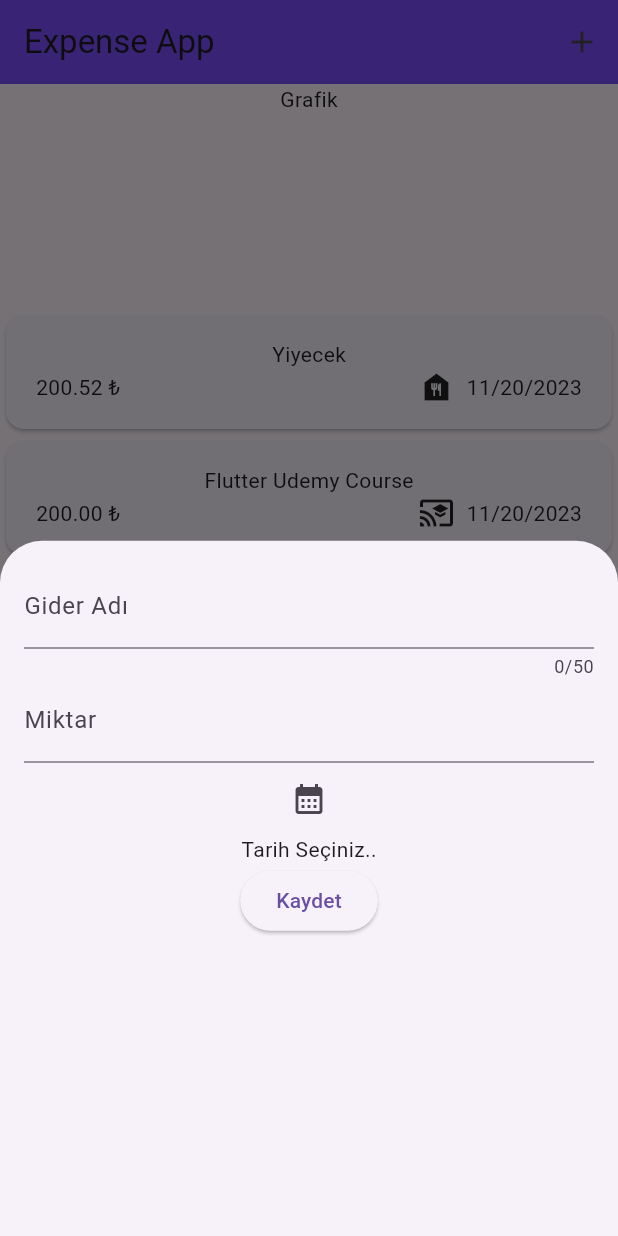
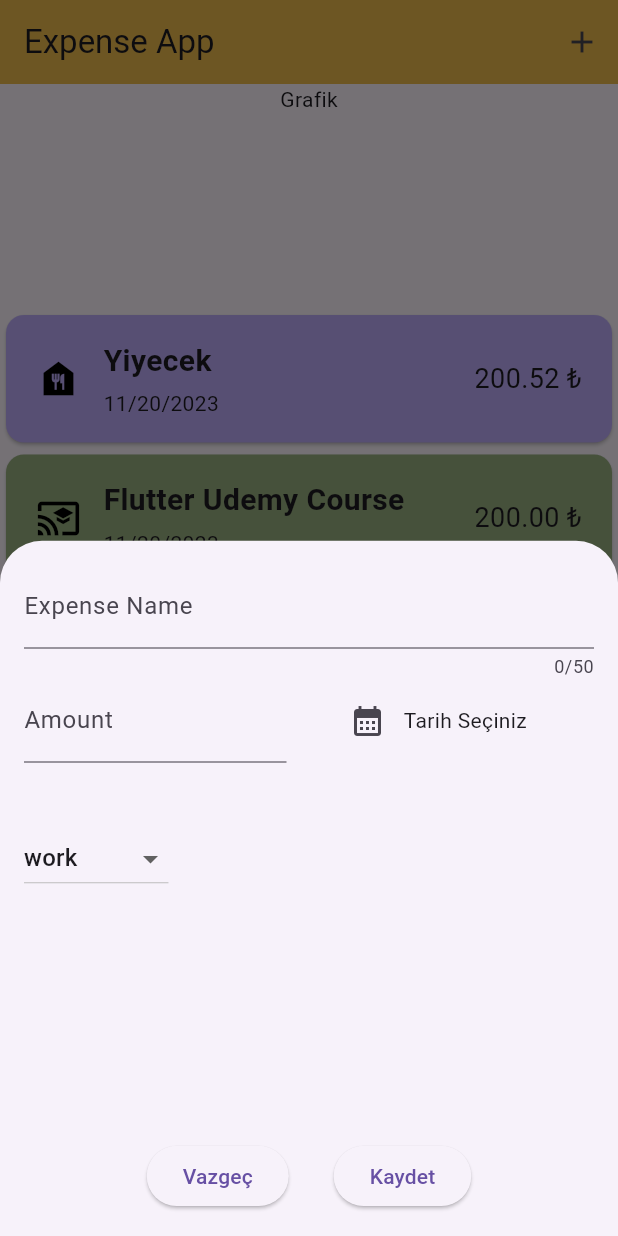
Before and after one commit to oguzhan558476/dart.starter, a Flutter app: the screen it shows after launch, after a tap on the "add" icon, on a phone screen of 412 x 824 dp. Run offline on Flutter 3.47's test engine with Material 2 defaults, Android fonts, the phone set to English and light mode, and no system bars.

Commit message:
güncellendi

```diff
--- /dev/null
+++ b/expenseapp/lib/data/expenses.dart
@@ -0,0 +1,14 @@
+import 'package:expenseapp/models/expense.dart';
+
+final List<Expense> expenses = [
+  Expense(
+      name: "Yiyecek",
+      price: 200.524,
+      date: DateTime.now(),
+      category: Category.food),
+  Expense(
+      name: "Flutter Udemy Course",
+      price: 200,
+      date: DateTime.now(),
+      category: Category.education),
+];
--- a/expenseapp/lib/main.dart
+++ b/expenseapp/lib/main.dart
@@ -1,3 +1,4 @@
+import 'package:expenseapp/pages/expense_list.dart';
 import 'package:expenseapp/pages/main_page.dart';
 import 'package:flutter/material.dart';
 
--- a/expenseapp/lib/pages/expense_list.dart
+++ b/expenseapp/lib/pages/expense_list.dart
@@ -1,4 +1,4 @@
-import 'package:expenseapp/models/expense.dart';
+import 'package:expenseapp/data/expenses.dart';
 import 'package:expenseapp/widgets/expense_item.dart';
 import 'package:flutter/material.dart';
 
@@ -10,20 +10,8 @@ class ExpenseList extends StatefulWidget {
 }
 
 class _ExpenseListState extends State<ExpenseList> {
-  // dummy data
-  final List<Expense> expenses = [
-    Expense(
-        name: "Yiyecek",
-        price: 200.524,
-        date: DateTime.now(),
-        category: Category.food),
-    Expense(
-        name: "Flutter Udemy Course",
-        price: 200,
-        date: DateTime.now(),
-        category: Category.education),
-  ]; // firebase,veritabanı
 
+  // BLoC Pattern
   @override
   Widget build(BuildContext context) {
     return Center(
--- a/expenseapp/lib/pages/main_page.dart
+++ b/expenseapp/lib/pages/main_page.dart
@@ -1,21 +1,34 @@
 import 'package:expenseapp/pages/expense_list.dart';
+import 'package:expenseapp/data/expenses.dart';
+import 'package:expenseapp/models/expense.dart';
 import 'package:expenseapp/widgets/new_expense.dart';
 import 'package:flutter/material.dart';
 
-class MainPage extends StatelessWidget {
-  const MainPage({Key? key}) : super(key: key);
+class MainPage extends StatefulWidget {
+   const MainPage({Key? key}) : super(key: key);
 
+  @override
+  _MainPageState createState() => _MainPageState();
+}
+
+class _MainPageState extends State<MainPage> {
+
+  void addNewExpenseList(Expense newAddlistExpense) {
+    setState(() {
+      expenses.add(newAddlistExpense);
+    });
+  }
   @override
   Widget build(BuildContext context) {
     return Scaffold(
       appBar: AppBar(
-        backgroundColor: Colors.deepPurpleAccent,
+        backgroundColor: Color(0xFFEEBB4D),
         title: const Text("Expense App"),
         actions: [
           IconButton(
               onPressed: () {
                 showModalBottomSheet(
-                    context: context, builder: (ctx) => NewExpense());
+                    context: context, builder: (ctx) => NewExpense( addExpenseList: addNewExpenseList,));
               },
               icon: const Icon(Icons.add)),
         ],
--- a/expenseapp/lib/widgets/expense_item.dart
+++ b/expenseapp/lib/widgets/expense_item.dart
@@ -5,27 +5,53 @@ import 'package:flutter/material.dart';
 class ExpenseItem extends StatelessWidget {
   const ExpenseItem(this.expense, {Key? key}) : super(key: key);
   final Expense expense;
+  Color getCategoryColor(Category category) {
+    switch (category) {
+      case Category.food:
+        return Color(0xFFBEADFA);
+      case Category.education:
+        return Color(0xFF99B080);
+      case Category.travel:
+        return Color(0xFFF9B572);
+      case Category.work:
+        return Color(0xFFEF9595);
+      default:
+        return Color(0xFF96B6C5);
+    }
+  }
 
   @override
   Widget build(BuildContext context) {
+     final itemColor = getCategoryColor(expense.category);
+
     return Card(
+      color: itemColor,
       child: Padding(
         padding: const EdgeInsets.symmetric(horizontal: 20, vertical: 16),
-        child: Column(
-          children: [
-            Text(expense.name),
-            Row(
+        child:
+        Row(
+        children: [
+          Icon(categoryIcons[expense.category], size: 30,color: Colors.black,),
+          const SizedBox(width: 15),
+          Expanded(
+            child: Column(
+              crossAxisAlignment: CrossAxisAlignment.start,
               children: [
-                // String Interpolation
-                Text("${expense.price.toStringAsFixed(2)} ₺"), // Alt GR + T
-                const Spacer(),
-                Icon(categoryIcons[expense.category]),
-                const SizedBox(width: 8),
-                Text(expense.formattedDate)
+                Text(
+                  expense.name,
+                  style: TextStyle(fontSize: 20, fontWeight: FontWeight.bold),
+                ),
+                const SizedBox(height: 4),
+                Text(expense.formattedDate),
               ],
-            )
-          ],
-        ),
+            ),
+          ),
+          Text(
+            "${expense.price.toStringAsFixed(2)} ₺",
+            style: TextStyle( fontSize: 18),
+          ),
+        ],
+      ),
       ),
     );
   }
--- a/expenseapp/lib/widgets/new_expense.dart
+++ b/expenseapp/lib/widgets/new_expense.dart
@@ -1,17 +1,108 @@
+import 'package:expenseapp/models/expense.dart';
 import 'package:flutter/material.dart';
 import 'package:intl/intl.dart';
 
 class NewExpense extends StatefulWidget {
-  const NewExpense({Key? key}) : super(key: key);
+  const NewExpense({Key? key, required this.addExpenseList}) : super(key: key);
+
+  final Function(Expense) addExpenseList;
 
   @override
-  State<NewExpense> createState() => _NewExpenseState();
+  _NewExpenseState createState() => _NewExpenseState();
 }
 
+//11:10
 class _NewExpenseState extends State<NewExpense> {
+  // Controller
   final _nameController = TextEditingController();
   final _amountController = TextEditingController();
-  DateTime? _dateSelected;
+  DateTime? _selectedDate;
+  Category _selectedCategory = Category.work;
+
+  void _openDatePicker() async {
+    // DatePicker açmak.. ✅
+    // DatePicker'dan gelen değeri Text olarak yazdırmak
+    // built-in function
+
+    // sync => bir işlem bitmeden diğerinin başlamadığı yapılar
+    // async => alt satıra geçmek için işlemin bitmesini beklemezler // await
+    DateTime now = DateTime.now();
+    DateTime oneYearAgo = DateTime(now.year - 1, now.month, now.day);
+
+    // 1 yıl öncesi ve bugün arasında kısıtlama
+    // then => async bir işlemin geri dönüş sağladığı anda çalışacak bloğunu tanımlar.
+    // showDatePicker(
+    //         context: context,
+    //         initialDate: now,
+    //         firstDate: oneYearAgo,
+    //         lastDate: now)
+    //     .then((value) {
+    //   print(value);
+    // });
+
+    // await => ilgili async işlemini bekle
+
+    // if(_selectedDate==null)
+    //    time=now
+    // else
+    //   time=_selectedDate
+    // 10:15
+    DateTime? selectedDate = await showDatePicker(
+        context: context,
+        initialDate: _selectedDate == null
+            ? now
+            : _selectedDate!, // eğer seçili tarih varsa onu kullan, yoksa günün tarihini kullan..
+        firstDate: oneYearAgo,
+        lastDate: now);
+
+    setState(() {
+      _selectedDate = selectedDate;
+    });
+  }
+
+  void _addNewExpense() {
+  final amount = double.tryParse(_amountController.text);
+
+  if (amount == null ||
+      amount < 0 ||
+      _nameController.text.isEmpty ||
+      _selectedDate == null) {
+    // Hatalı durum
+    showDialog(
+      context: context,
+      builder: (ctx) {
+        return AlertDialog(
+          title: const Text("Validation Error"),
+          content: const Text("Please fill all blank areas."),
+          actions: [
+            TextButton(
+              onPressed: () {
+                Navigator.pop(ctx);
+              },
+              child: const Text("Okay"),
+            ),
+          ],
+        );
+      },
+    );
+  } else {
+    // Geçerli bir değer
+    final newExpense = Expense(
+      name: _nameController.text,
+      price: amount,
+      date: _selectedDate!,
+      category: _selectedCategory,
+    );
+
+    // Bu yeni harcama öğesini listeye ekleyebilirsiniz.
+    // Örnek olarak bir harcama listesi tuttuğunuzu varsayalım.
+    // expensesList.add(newExpense);
+    widget.addExpenseList(newExpense);
+
+    // Ekleme işlemi bittikten sonra ekrandan çıkabilirsiniz.
+    Navigator.pop(context);
+  }
+}
 
   @override
   Widget build(BuildContext context) {
@@ -22,84 +113,75 @@ class _NewExpenseState extends State<NewExpense> {
           TextField(
             controller: _nameController,
             maxLength: 50,
-            decoration: const InputDecoration(labelText: "Gider Adı"),
+            decoration: const InputDecoration(label: Text("Expense Name")),
           ),
-          TextField(
+          Row(
+            children: [
+              Expanded(
+                child: TextField(
                   controller: _amountController,
                   keyboardType: TextInputType.number,
                   decoration: const InputDecoration(
-              labelText: "Miktar",
-              prefixText: "₺",
+                      label: Text("Amount"), prefixText: "₺"),
                 ),
               ),
+              const SizedBox(
+                width: 30,
+              ),
+              Expanded(
+                child: Row(
+                  children: [
                     IconButton(
-            onPressed: () async {
-              DateTime? pickedDate = await showDatePicker(
-                context: context,
-                initialDate: DateTime.now(),
-                firstDate: DateTime(2020),
-                lastDate: DateTime(2025),
-              );
-
-              if (pickedDate != null && pickedDate != _dateSelected) {
+                        onPressed: () => _openDatePicker(),
+                        icon: const Icon(Icons.calendar_month)),
+                    // Ternary Operator
+                    Text(_selectedDate == null
+                        ? "Tarih Seçiniz"
+                        : DateFormat.yMd().format(_selectedDate!)),
+                  ],
+                ),
+              ),
+            ],
+          ), // seçilen tarihi formatlayarak yazdırmak..
+          const SizedBox(
+            height: 40,
+          ),
+          Row(
+            children: [
+              DropdownButton(
+                  value: _selectedCategory,
+                  items: Category.values.map((category) {
+                    return DropdownMenuItem(
+                        value: category, child: Text(category.name.toString()));
+                  }).toList(),
+                  onChanged: (value) {
                     setState(() {
-                  _dateSelected = pickedDate;
+                      if (value != null) _selectedCategory = value;
                     });
-              }
-            },
-            icon: const Icon(Icons.calendar_month),
+                  })
+            ],
           ),
-          _dateSelected != null
-              ? Text(
-                  "Seçilen Tarih: ${DateFormat('dd/MM/yyyy').format(_dateSelected!)}")
-              : const Text("Tarih Seçiniz.."),
+          const Spacer(),
+          Row(
+            mainAxisAlignment: MainAxisAlignment.center,
+            children: [
               ElevatedButton(
                   onPressed: () {
-              _girilenDegerleriGoster();
+                    Navigator.pop(context);
                   },
-            child: const Text("Kaydet"),
+                  child: const Text("Vazgeç")),
+              const SizedBox(
+                width: 30,
               ),
-          _nameController.text.isNotEmpty
-              ? Text("Girilen Gider Adı: ${_nameController.text}")
-              : Container(),
-          _amountController.text.isNotEmpty
-              ? Text("Girilen Miktar: ₺${_amountController.text}")
-              : Container(),
-          _dateSelected != null
-              ? Text("Seçilen Tarih: ${DateFormat('dd/MM/yyyy').format(_dateSelected!)}")
-              : Container(),
+              ElevatedButton(
+                  onPressed: () {
+                    _addNewExpense();
+                  },
+                  child: const Text("Kaydet")),
+            ],
+          )
         ],
       ),
     );
   }
-
-  void _girilenDegerleriGoster() {
-    showDialog(
-      context: context,
-      builder: (BuildContext context) {
-        return AlertDialog(
-          title: const Text("Girilen Değerler"),
-          content: Column(
-            crossAxisAlignment: CrossAxisAlignment.start,
-            mainAxisSize: MainAxisSize.min,
-            children: [
-              Text("Gider Adı: ${_nameController.text}"),
-              Text("Miktar: ₺${_amountController.text}"),
-              _dateSelected != null
-                  ? Text("Seçilen Tarih: ${DateFormat('dd/MM/yyyy').format(_dateSelected!)}")
-                  : const Text("Tarih seçilmedi"),
-            ],
-          ),
-          actions: [
-            TextButton(
-              onPressed: () {
-                Navigator.of(context).pop();
-              },
-              child: const Text("Kapat"),
-            ),
-          ],
-        );
-      },
-    );
 }
-}
```
Also changed, not shown: 1 other file. Lines whose indentation alone changed are shown as unchanged.
